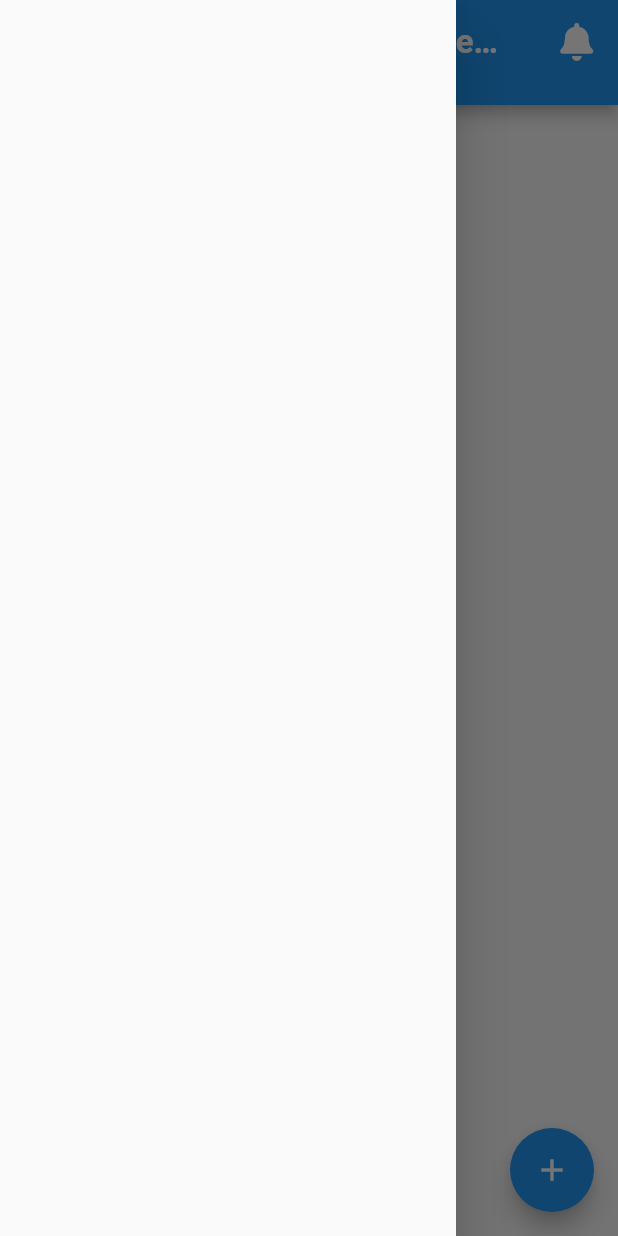
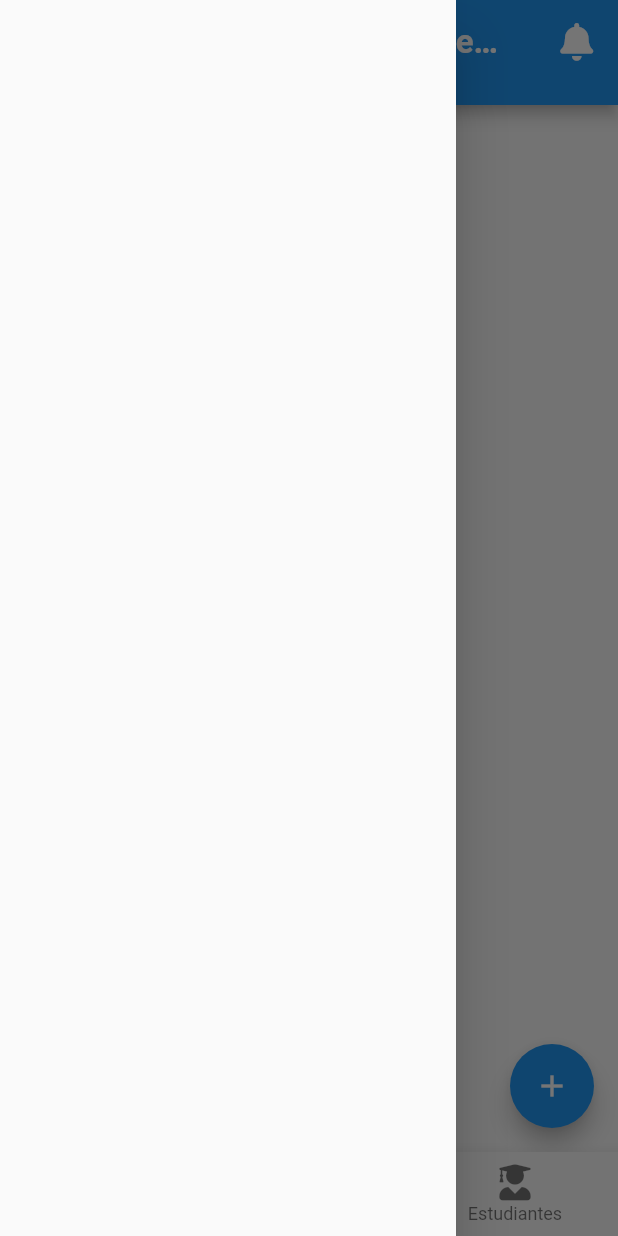
Before and after one commit to jhonatantirado/todo_app, a Flutter app: the HomeScreen screen opened by its route, with the side drawer open, on a phone screen of 412 x 824 dp. Run offline on Flutter 3.47's test engine with Material 2 defaults, Android fonts, the phone set to English and light mode, and no system bars; our stand-ins replace email_validator, font_awesome_flutter, sqflite; accounts and stored records are empty.

```diff
--- a/lib/screen/home/home_screen.dart
+++ b/lib/screen/home/home_screen.dart
@@ -14,6 +14,7 @@ class HomeScreenState extends State<HomeScreen> implements HomeScreenContract{
   HomeScreenPresenter _presenter;
   String _homeText;
   Widget content = UserListPage();
+  var _currentIndex = 0;
 
   HomeScreenState(){
     _presenter = new HomeScreenPresenter(this);
@@ -55,9 +56,51 @@ class HomeScreenState extends State<HomeScreen> implements HomeScreenContract{
           ],
         ),
       ),
-      body:  content
+      body:  content,
+      bottomNavigationBar: _indexBottom()
     );
   }
+
+  Widget _indexBottom() => BottomNavigationBar(
+        currentIndex: _currentIndex,
+        type: BottomNavigationBarType.fixed,
+        items: <BottomNavigationBarItem>[
+          BottomNavigationBarItem(
+            icon: Icon(FontAwesomeIcons.graduationCap),
+            title: Text('Cursos'),
+          ),
+          BottomNavigationBarItem(
+            icon: Icon(FontAwesomeIcons.userTie),
+            title: Text('Docentes'),
+          ),
+          BottomNavigationBarItem(
+            icon: Icon(FontAwesomeIcons.userGraduate),
+            title: Text('Estudiantes'),
+          ),
+        ],
+        onTap: (index) {
+          setState(() {
+            _currentIndex = index;
+            switch (_currentIndex) {
+              case 0:
+                content = UserListPage();
+                break;
+              case 1:
+                content = Container(
+                  alignment: Alignment.center,
+                  child: Text("Docentes"),
+                );
+                break;
+              case 2:
+                content = Container(
+                  alignment: Alignment.center,
+                  child: Text("Estudiantes"),
+                );
+                break;
+            }
+          });
+        },
+      );
 
   @override
   void onDisplayUserInfo(User user){
```
